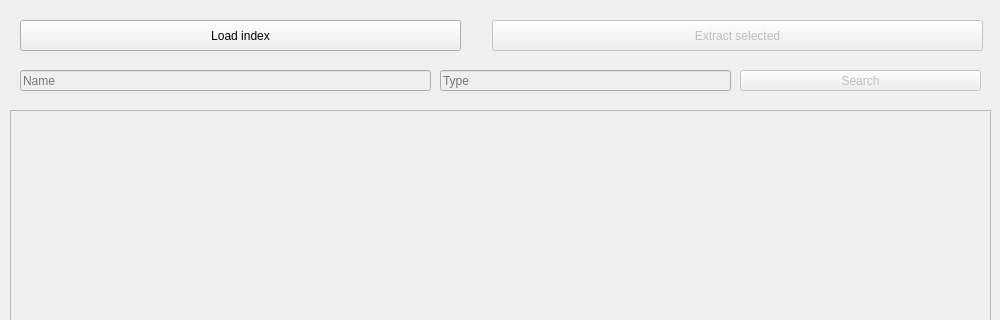
This is gui.ui in sxc859/GIAssetLib as Qt 5 draws it before an edit; both pictures show x 0 to 1000 and y 0 to 320 of the 1000 by 800 pixel window. The edited form follows.
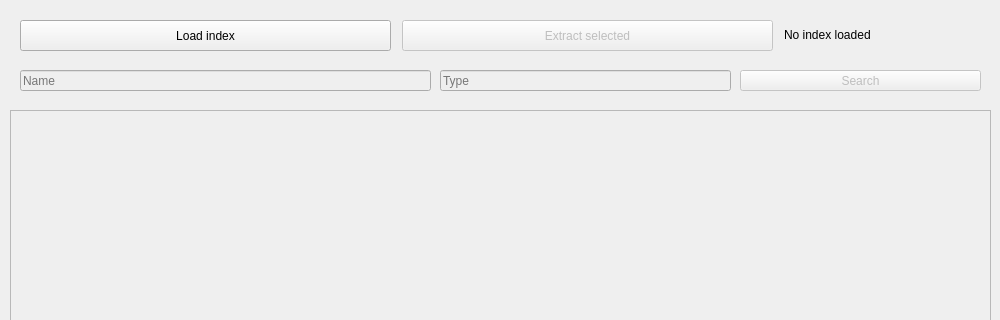
This is the edited form.

```diff
--- a/gui.ui
+++ b/gui.ui
@@ -44,7 +44,7 @@
      <rect>
       <x>20</x>
       <y>20</y>
-      <width>441</width>
+      <width>371</width>
       <height>31</height>
      </rect>
     </property>
@@ -109,9 +109,9 @@
     </property>
     <property name="geometry">
      <rect>
-      <x>492</x>
+      <x>402</x>
       <y>20</y>
-      <width>491</width>
+      <width>371</width>
       <height>31</height>
      </rect>
     </property>
@@ -145,6 +145,19 @@
      <string>Idle</string>
     </property>
    </widget>
+   <widget class="QLabel" name="infosLabel">
+    <property name="geometry">
+     <rect>
+      <x>784</x>
+      <y>19</y>
+      <width>191</width>
+      <height>31</height>
+     </rect>
+    </property>
+    <property name="text">
+     <string>No index loaded</string>
+    </property>
+   </widget>
   </widget>
  </widget>
  <resources/>
```
